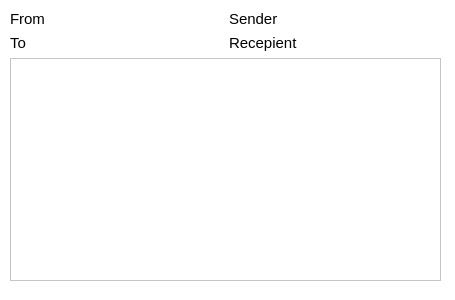
Above: 2-sem/lab3b/Windows/messagetextwindow.ui from Megarekrut65/OOP-labs before the change. Below: the same form after it.
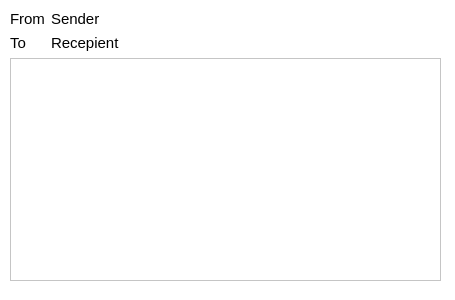
That is the form after the change.

```diff
--- a/2-sem/lab3b/Windows/messagetextwindow.ui
+++ b/2-sem/lab3b/Windows/messagetextwindow.ui
@@ -43,10 +43,10 @@
      <height>271</height>
     </rect>
    </property>
-   <layout class="QVBoxLayout" name="verticalLayout" stretch="0,0,0">
+   <layout class="QVBoxLayout" name="verticalLayout" stretch="0,0">
     <item>
-     <layout class="QHBoxLayout" name="horizontalLayout">
-      <item>
+     <layout class="QFormLayout" name="formLayout">
+      <item row="0" column="0">
        <widget class="QLabel" name="label_3">
         <property name="font">
          <font>
@@ -58,7 +58,7 @@
         </property>
        </widget>
       </item>
-      <item>
+      <item row="0" column="1">
        <widget class="QLabel" name="labelSender">
         <property name="font">
          <font>
@@ -70,11 +70,7 @@
         </property>
        </widget>
       </item>
-     </layout>
-    </item>
-    <item>
-     <layout class="QHBoxLayout" name="horizontalLayout_2">
-      <item>
+      <item row="1" column="0">
        <widget class="QLabel" name="label_4">
         <property name="font">
          <font>
@@ -86,7 +82,7 @@
         </property>
        </widget>
       </item>
-      <item>
+      <item row="1" column="1">
        <widget class="QLabel" name="labelRecepient">
         <property name="font">
          <font>
```
